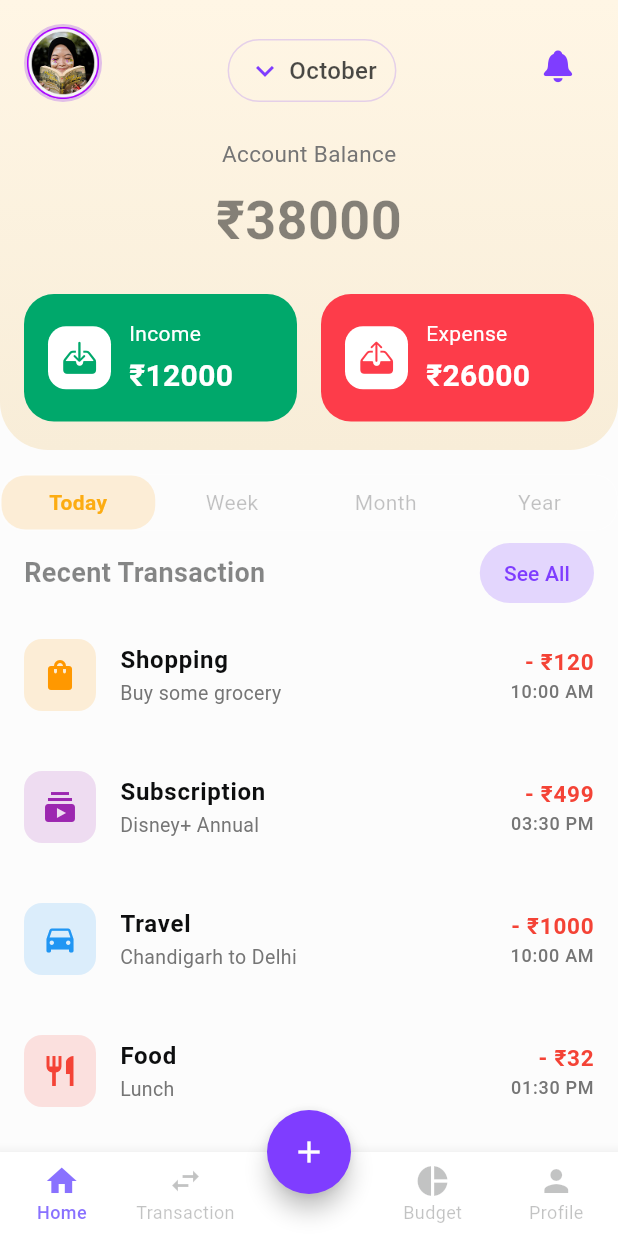
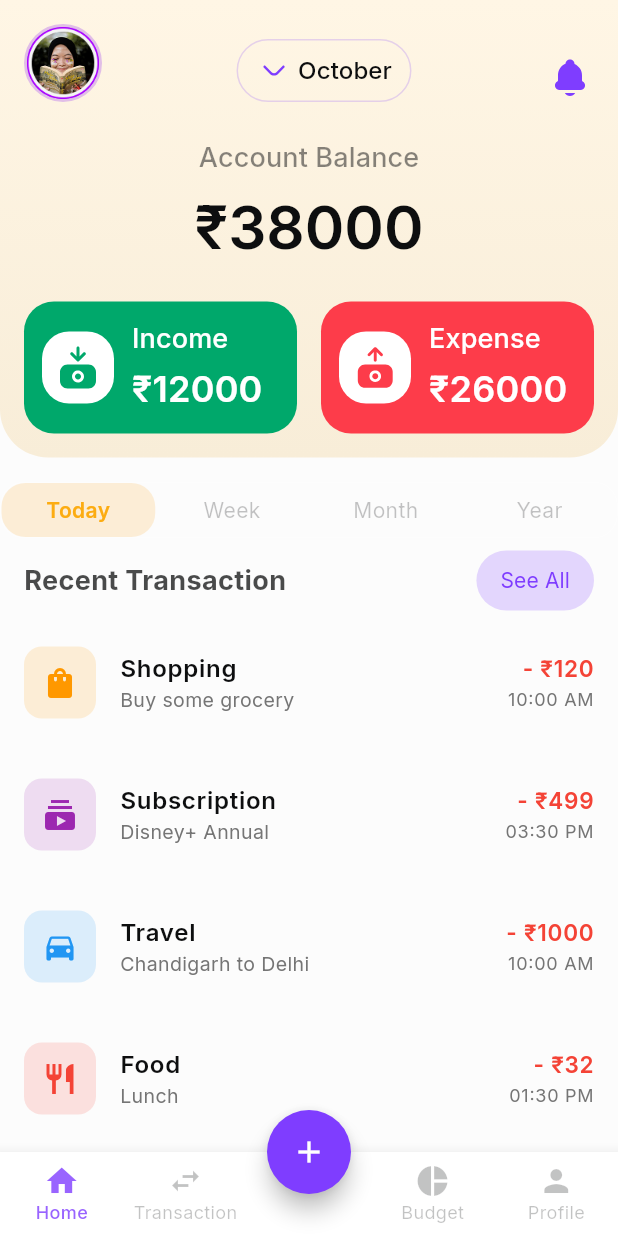
Before and after one commit to Rohit-Chandra-007/cipherschools_assignment, a Flutter app: the screen it shows after launch, on a phone screen of 412 x 824 dp. Run offline on Flutter 3.47's test engine with Material 3 defaults, Android fonts, the phone set to English and light mode, and no system bars; our stand-ins replace flutter_svg, google_fonts.

Commit message:
refactor: reorganize theme and asset structure for better maintainability
Move app colors and theme files to core/theme directory for better organization. Replace icon assets with SVG files and update references accordingly. Simplify color definitions and improve consistency across the app. Remove unused imports and clean up code.

```diff
--- /dev/null
+++ b/lib/core/app_constant.dart
@@ -0,0 +1,11 @@
+class AppIcons {
+  AppIcons._();
+  static const String baseUrl = 'assets/icons';
+  static const String arrowDown = '$baseUrl/arrow-down-2.svg';
+  static const String expense = '$baseUrl/expense.svg';
+  static const String income = '$baseUrl/income.svg';
+  static const String notifiaction = '$baseUrl/notifiaction.svg';
+  static const String shoppingBag = '$baseUrl/shopping-bag.svg';
+  static const String user = '$baseUrl/user.svg';
+  static const String avatar = 'assets/images/avatar.png';
+}
--- /dev/null
+++ b/lib/core/theme/app_colors.dart
@@ -0,0 +1,58 @@
+import 'package:flutter/material.dart';
+
+class AppColors {
+  AppColors._();
+
+  static const backgroundColor = Color(0xffFCFCFC);
+  static const statusBarColor = Color(0xffFFF6E5);
+
+  // Base Colors (100% Opacity)
+  static const dark100 = Color(0xFF0D0E0F);
+  static const light100 = Color(0xFFFFFFFF);
+  static const violet100 = Color(0xFF7F3DFF);
+  static const red100 = Color(0xFFFD3C4A);
+  static const green100 = Color(0xFF00A86B);
+  static const yellow100 = Color(0xFFFCAC12);
+  static const blue100 = Color(0xFF0077FF);
+
+  // Dark shades (derived from dark100)
+  static final Color dark75 = dark100.withAlpha(191); // 75%
+  static final Color dark50 = dark100.withAlpha(128); // 50%
+  static final Color dark25 = dark100.withAlpha(64); // 25%
+
+  // Light shades (derived from light100)
+  static final Color light80 = light100.withAlpha(204); // 80%
+  static final Color light60 = light100.withAlpha(153); // 60%
+  static final Color light40 = light100.withAlpha(102); // 40%
+  static final Color light20 = light100.withAlpha(51); // 20%
+
+  // Violet shades (derived from violet100)
+  static final Color violet80 = violet100.withAlpha(204); // 80%
+  static final Color violet60 = violet100.withAlpha(153); // 60%
+  static final Color violet40 = violet100.withAlpha(102); // 40%
+  static final Color violet20 = violet100.withAlpha(51); // 20%
+
+  // Red shades (derived from red100)
+  static final Color red80 = red100.withAlpha(204); // 80%
+  static final Color red60 = red100.withAlpha(153); // 60%
+  static final Color red40 = red100.withAlpha(102); // 40%
+  static final Color red20 = red100.withAlpha(51); // 20%
+
+  // Green shades (derived from green100)
+  static final Color green80 = green100.withAlpha(204); // 80%
+  static final Color green60 = green100.withAlpha(153); // 60%
+  static final Color green40 = green100.withAlpha(102); // 40%
+  static final Color green20 = green100.withAlpha(51); // 20%
+
+  // Yellow shades (derived from yellow100)
+  static final Color yellow80 = yellow100.withAlpha(204); // 80%
+  static final Color yellow60 = yellow100.withAlpha(153); // 60%
+  static final Color yellow40 = yellow100.withAlpha(102); // 40%
+  static final Color yellow20 = yellow100.withAlpha(51); // 20%
+
+  // Blue shades (derived from blue100)
+  static final Color blue80 = blue100.withAlpha(204); // 80%
+  static final Color blue60 = blue100.withAlpha(153); // 60%
+  static final Color blue40 = blue100.withAlpha(102); // 40%
+  static final Color blue20 = blue100.withAlpha(51); // 20%
+}
--- a/lib/theme/app_theme.dart
+++ b/lib/core/theme/app_theme.dart
@@ -1,8 +1,44 @@
-import 'package:cipherschools_assignment/theme/app_colors.dart';
+import 'package:cipherschools_assignment/core/theme/app_colors.dart';
 import 'package:flutter/material.dart';
+import 'package:google_fonts/google_fonts.dart'; // Add this import
 
 class AppTheme {
   AppTheme._();
+
+  static final _textTheme = GoogleFonts.interTextTheme(
+    ThemeData.light().textTheme.copyWith(
+      bodyLarge: GoogleFonts.inter(color: AppColors.dark75, fontSize: 16),
+      bodyMedium: GoogleFonts.inter(color: AppColors.dark75, fontSize: 16),
+      bodySmall: GoogleFonts.inter(color: AppColors.dark75, fontSize: 14),
+      titleLarge: GoogleFonts.inter(
+        fontWeight: FontWeight.w600,
+        color: AppColors.dark100,
+        fontSize: 40,
+      ),
+      titleMedium: GoogleFonts.inter(
+        fontWeight: FontWeight.w600,
+        color: AppColors.light100,
+        fontSize: 24,
+      ),
+      titleSmall: GoogleFonts.inter(
+        fontWeight: FontWeight.w500,
+        color: AppColors.light100,
+        fontSize: 18,
+      ),
+      labelLarge: GoogleFonts.inter(
+        fontWeight: FontWeight.w400,
+        color: AppColors.dark100,
+      ),
+      labelMedium: GoogleFonts.inter(
+        fontWeight: FontWeight.w400,
+        color: AppColors.dark75,
+      ),
+      labelSmall: GoogleFonts.inter(
+        fontWeight: FontWeight.w400,
+        color: AppColors.dark25,
+      ),
+    ),
+  );
 
   static final lightThemeMode = ThemeData.light().copyWith(
     scaffoldBackgroundColor: AppColors.backgroundColor,
@@ -19,7 +55,7 @@ class AppTheme {
     ),
     appBarTheme: const AppBarTheme(
       toolbarHeight: 0,
-      backgroundColor: Color(0xFFFFF6E5),
+      backgroundColor: AppColors.statusBarColor,
       elevation: 0,
       iconTheme: IconThemeData(color: AppColors.dark100),
       titleTextStyle: TextStyle(
@@ -28,18 +64,8 @@ class AppTheme {
         fontWeight: FontWeight.bold,
       ),
     ),
-    textTheme: const TextTheme(
-      bodyLarge: TextStyle(color: AppColors.dark75),
-      bodyMedium: TextStyle(color: AppColors.dark50),
-      titleLarge: TextStyle(
-        fontWeight: FontWeight.bold,
-        color: AppColors.dark100,
-      ),
-      titleMedium: TextStyle(
-        fontWeight: FontWeight.w500,
-        color: AppColors.dark75,
-      ),
-    ),
+    // Merge GoogleFonts theme with existing custom styles
+    textTheme: _textTheme,
     iconTheme: const IconThemeData(color: AppColors.violet100),
     cardTheme: CardTheme(
       elevation: 1,
@@ -53,7 +79,7 @@ class AppTheme {
         padding: const EdgeInsets.symmetric(vertical: 16),
       ),
     ),
-    bottomNavigationBarTheme: const BottomNavigationBarThemeData(
+    bottomNavigationBarTheme: BottomNavigationBarThemeData(
       selectedItemColor: AppColors.violet100,
       unselectedItemColor: AppColors.light20,
       showSelectedLabels: true,
--- a/lib/main.dart
+++ b/lib/main.dart
@@ -1,12 +1,8 @@
 import 'package:cipherschools_assignment/screens/home_screen.dart';
-import 'package:cipherschools_assignment/theme/app_theme.dart';
+import 'package:cipherschools_assignment/core/theme/app_theme.dart';
 import 'package:flutter/material.dart';
-import 'package:flutter/services.dart';
 
 void main() {
-  SystemChrome.setSystemUIOverlayStyle(
-    const SystemUiOverlayStyle(statusBarColor: Colors.green),
-  );
   runApp(const MyApp());
 }
 
--- a/lib/screens/home_screen.dart
+++ b/lib/screens/home_screen.dart
@@ -1,7 +1,6 @@
-import 'package:cipherschools_assignment/theme/app_colors.dart';
+import 'package:cipherschools_assignment/core/theme/app_colors.dart';
 import 'package:cipherschools_assignment/widgets/balance_card.dart';
 import 'package:flutter/material.dart';
-import 'package:flutter/services.dart';
 
 import '../widgets/custom_bottom_nav.dart';
 import '../widgets/custom_tab_bar.dart';
@@ -55,7 +54,7 @@ class _HomeScreenState extends State<HomeScreen> {
                 TextButton(
                   onPressed: () {},
                   style: ButtonStyle(
-                    backgroundColor: MaterialStateProperty.all(
+                    backgroundColor: WidgetStateProperty.all(
                       AppColors.violet20,
                     ),
                   ),
@@ -124,7 +123,7 @@ class _HomeScreenState extends State<HomeScreen> {
                         leading: Container(
                           padding: const EdgeInsets.all(8),
                           decoration: BoxDecoration(
-                            color: AppColors.violet100.withOpacity(0.1),
+                            color: AppColors.violet100,
                             borderRadius: BorderRadius.circular(8),
                           ),
                           child: Icon(
@@ -148,7 +147,7 @@ class _HomeScreenState extends State<HomeScreen> {
                         leading: Container(
                           padding: const EdgeInsets.all(8),
                           decoration: BoxDecoration(
-                            color: AppColors.blue100.withOpacity(0.1),
+                            color: AppColors.blue80,
                             borderRadius: BorderRadius.circular(8),
                           ),
                           child: Icon(
--- a/lib/theme/app_colors.dart
+++ /dev/null
@@ -1,55 +0,0 @@
-import 'package:flutter/material.dart';
-
-class AppColors {
-  AppColors._();
-
-  static const backgroundColor = Color(0xffFCFCFC);
-
-  // Dark shades
-  static const dark100 = Color(0xFF0D0E0F); //100%
-  static const dark75 = Color(0xBF0D0E0F); //75%
-  static const dark50 = Color(0x800D0E0F); // 50%
-  static const dark25 = Color(0x400D0E0F); // 25%
-
-  // Light shades
-  static const light20 = Color(0x33FFFFFF); //  20%
-  static const light40 = Color(0x66FFFFFF); // 40%
-  static const light60 = Color(0x99FFFFFF); // 60%
-  static const light80 = Color(0xCCFFFFFF); // 80%
-  static const light100 = Color(0xFFFFFFFF); // 100%
-
-  // Violet shades
-  static const violet20 = Color(0x337F3DFF); // Violet 20
-  static const violet40 = Color(0x66D3CBFF); // Violet 40
-  static const violet60 = Color(0x999F8CFF); // Violet 60
-  static const violet80 = Color(0xCC6B4EFF); // Violet 80
-  static const violet100 = Color(0xFF7F3DFF); // Violet 100
-
-  // Red shades
-  static const red20 = Color(0x33FD3C4A); // Red 20
-  static const red40 = Color(0x66FD3C4A); // Red 40
-  static const red60 = Color(0x99FD3C4A); // Red 60
-  static const red80 = Color(0xCCFD3C4A); // Red 80
-  static const red100 = Color(0xFFFD3C4A); // Red 100
-
-  // Green shades
-  static const green20 = Color(0x3300A86B); // Green 20
-  static const green40 = Color(0x6600A86B); // Green 40
-  static const green60 = Color(0x9900A86B); // Green 60
-  static const green80 = Color(0xCC00A86B); // Green 80
-  static const green100 = Color(0xFF00A86B); // Green 100
-
-  // Yellow shades
-  static const yellow20 = Color(0x33FCAC12); // Yellow 20
-  static const yellow40 = Color(0x66FCAC12); // Yellow 40
-  static const yellow60 = Color(0x99FCAC12); // Yellow 60
-  static const yellow80 = Color(0xCCFCAC12); // Yellow 80
-  static const yellow100 = Color(0xFFFCAC12); // Yellow 100
-
-  // Blue shades
-  static const blue20 = Color(0x330077FF); // Blue 20
-  static const blue40 = Color(0x660077FF); // Blue 40
-  static const blue60 = Color(0x990077FF); // Blue 60
-  static const blue80 = Color(0xCC0077FF); // Blue 80
-  static const blue100 = Color(0xFF0077FF); // Blue 100
-}
--- a/lib/widgets/balance_card.dart
+++ b/lib/widgets/balance_card.dart
@@ -1,7 +1,9 @@
-import 'package:cipherschools_assignment/theme/app_colors.dart';
+import 'package:cipherschools_assignment/core/app_constant.dart';
+import 'package:cipherschools_assignment/core/theme/app_colors.dart';
 import 'package:cipherschools_assignment/widgets/income_expence_color_card.dart';
-import 'package:flutter/cupertino.dart';
+
 import 'package:flutter/material.dart';
+import 'package:flutter_svg/svg.dart';
 
 class BalanceCard extends StatelessWidget {
   const BalanceCard({super.key});
@@ -10,7 +12,7 @@ class BalanceCard extends StatelessWidget {
   Widget build(BuildContext context) {
     return Container(
       padding: const EdgeInsets.all(16),
-      height: 300,
+
       decoration: const BoxDecoration(
         borderRadius: BorderRadius.only(
           bottomLeft: Radius.circular(32),
@@ -20,6 +22,7 @@ class BalanceCard extends StatelessWidget {
           begin: Alignment.topCenter,
           end: Alignment.bottomCenter,
           colors: [Color(0xFFFFF6E5), Color(0xFFF8EDD8)],
+          tileMode: TileMode.mirror,
         ),
       ),
       child: Column(
@@ -36,7 +39,7 @@ class BalanceCard extends StatelessWidget {
                 ),
                 child: CircleAvatar(
                   radius: 24,
-                  child: Image.asset('assets/images/avatar.png'),
+                  child: Image.asset(AppIcons.avatar),
                 ),
               ),
               Container(
@@ -50,29 +53,35 @@ class BalanceCard extends StatelessWidget {
                 ),
                 child: Row(
                   children: [
-                    const Icon(
-                      Icons.keyboard_arrow_down,
-                      color: AppColors.violet100,
+                    SvgPicture.asset(
+                      AppIcons.arrowDown,
+                      colorFilter: const ColorFilter.mode(
+                        AppColors.violet100,
+                        BlendMode.srcIn,
+                      ),
+
+                      width: 24,
+                      height: 24,
                     ),
                     const SizedBox(width: 4),
                     Text(
                       'October',
-                      style: TextStyle(
+                      style: Theme.of(context).textTheme.titleSmall?.copyWith(
+                        color: AppColors.dark100,
                         fontSize: 16,
-                        fontWeight: FontWeight.w500,
-                        color: AppColors.dark75,
                       ),
                     ),
                   ],
                 ),
               ),
-              IconButton(
-                icon: const Icon(
-                  size: 24,
-                  CupertinoIcons.bell_solid,
-                  color: AppColors.violet100,
+              SvgPicture.asset(
+                AppIcons.notifiaction,
+                colorFilter: const ColorFilter.mode(
+                  AppColors.violet100,
+                  BlendMode.srcIn,
                 ),
-                onPressed: () {},
+                width: 32,
+                height: 32,
               ),
             ],
           ),
@@ -83,13 +92,13 @@ class BalanceCard extends StatelessWidget {
             children: [
               Text(
                 'Account Balance',
-                style: TextStyle(color: Colors.grey[600], fontSize: 15),
+                style: Theme.of(
+                  context,
+                ).textTheme.titleSmall?.copyWith(color: AppColors.dark50),
               ),
+
               const SizedBox(height: 8),
-              const Text(
-                '₹38000',
-                style: TextStyle(fontSize: 36, fontWeight: FontWeight.w600),
-              ),
+              Text('₹38000', style: Theme.of(context).textTheme.titleLarge),
             ],
           ),
           const SizedBox(height: 24),
@@ -98,15 +107,15 @@ class BalanceCard extends StatelessWidget {
               IncomeExpanseColorCard(
                 title: 'Income',
                 amount: '₹12000',
+                iconSvgPath: AppIcons.income,
                 cardColor: AppColors.green100,
-                icon: CupertinoIcons.tray_arrow_down_fill,
               ),
               const SizedBox(width: 16),
               IncomeExpanseColorCard(
                 title: 'Expense',
                 amount: '₹26000',
+                iconSvgPath: AppIcons.expense,
                 cardColor: AppColors.red100,
-                icon: CupertinoIcons.tray_arrow_up_fill,
               ),
             ],
           ),
--- a/lib/widgets/custom_bottom_nav.dart
+++ b/lib/widgets/custom_bottom_nav.dart
@@ -1,6 +1,6 @@
 import 'package:flutter/material.dart';
 
-import '../theme/app_colors.dart';
+import '../core/theme/app_colors.dart';
 
 class CustomBottomNav extends StatelessWidget {
   final int selectedIndex;
--- a/lib/widgets/custom_tab_bar.dart
+++ b/lib/widgets/custom_tab_bar.dart
@@ -1,6 +1,6 @@
 import 'package:flutter/material.dart';
 
-import '../theme/app_colors.dart';
+import '../core/theme/app_colors.dart';
 
 class CustomTabBar extends StatelessWidget {
   final int selectedIndex;
--- a/lib/widgets/income_expence_color_card.dart
+++ b/lib/widgets/income_expence_color_card.dart
@@ -1,21 +1,27 @@
-
+import 'package:cipherschools_assignment/core/theme/app_colors.dart';
 import 'package:flutter/material.dart';
+import 'package:flutter_svg/flutter_svg.dart';
 
 class IncomeExpanseColorCard extends StatelessWidget {
-  const IncomeExpanseColorCard({super.key, required this.title, required this.amount, required this.icon, required this.cardColor,
+  const IncomeExpanseColorCard({
+    super.key,
+    required this.title,
+    required this.amount,
+    required this.iconSvgPath,
+
+    required this.cardColor,
   });
 
- final String title;
- final String amount;
- final IconData icon;
- final Color cardColor;
-
+  final String title;
+  final String amount;
+  final String iconSvgPath;
+  final Color cardColor;
 
   @override
   Widget build(BuildContext context) {
     return Expanded(
       child: Container(
-        padding: const EdgeInsets.all(16),
+        padding: const EdgeInsets.all(12),
         decoration: BoxDecoration(
           color: cardColor,
           borderRadius: BorderRadius.circular(20),
@@ -23,34 +29,22 @@ class IncomeExpanseColorCard extends StatelessWidget {
         child: Row(
           children: [
             Container(
-              padding: const EdgeInsets.all(10),
+              padding: const EdgeInsets.all(8),
               decoration: BoxDecoration(
-                color: Colors.white,
-                borderRadius: BorderRadius.circular(12),
+                color: AppColors.light100,
+                borderRadius: BorderRadius.circular(18),
               ),
-              child: Icon(
-                icon,
-                color: cardColor,
-                size: 22,
-              ),
+              child: SvgPicture.asset(iconSvgPath, height: 32, width: 32),
             ),
             const SizedBox(width: 12),
             Column(
               crossAxisAlignment: CrossAxisAlignment.start,
+              mainAxisSize: MainAxisSize.min,
               children: [
-                Text(
-                  title,
-                  style: TextStyle(color: Colors.white, fontSize: 14),
-                ),
-                const SizedBox(height: 4),
-                Text(
-                  amount,
-                  style: TextStyle(
-                    color: Colors.white,
-                    fontWeight: FontWeight.w600,
-                    fontSize: 20,
-                  ),
-                ),
+                Text(title, style: Theme.of(context).textTheme.titleSmall),
+
+                const SizedBox(height: 2),
+                Text(amount, style: Theme.of(context).textTheme.titleMedium),
               ],
             ),
           ],
```
Also changed, not shown: assets/icons/arrow-down-2.svg (added), assets/icons/expense.svg (added), assets/icons/income.svg (added).
